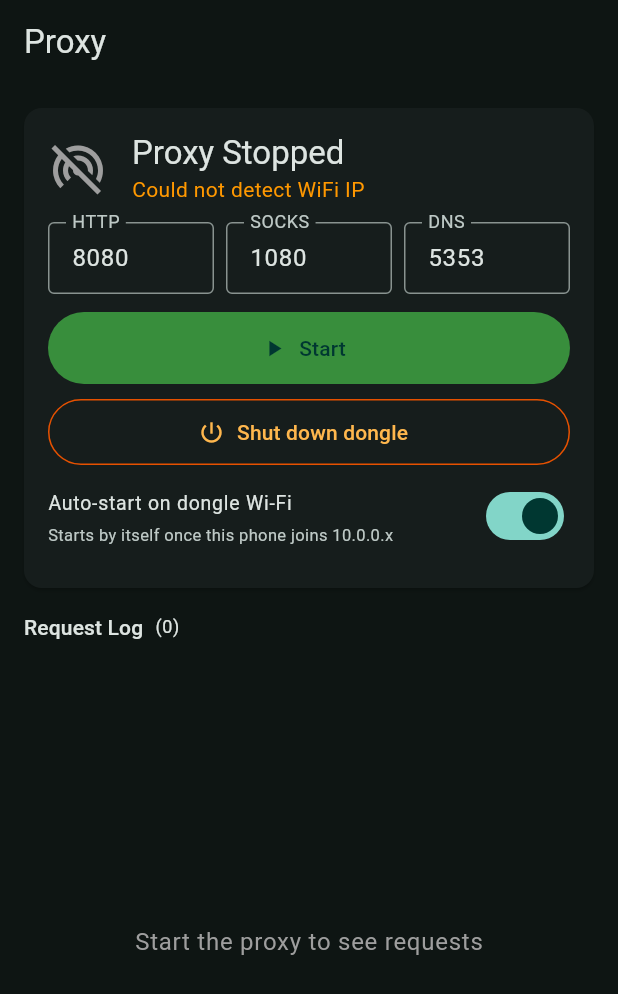
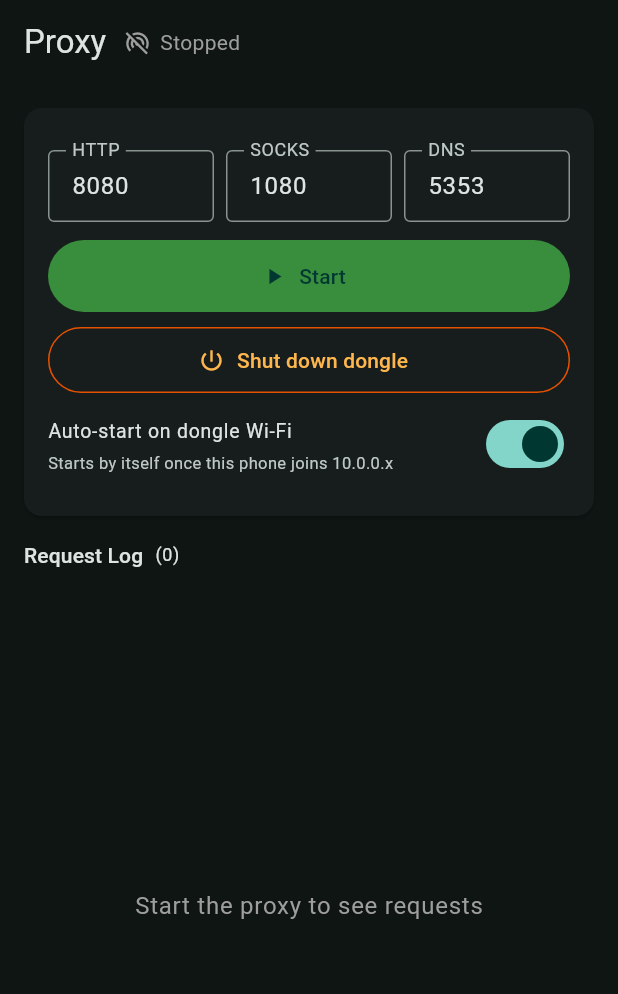
Before and after one commit to PortNumber53/Flutter-Proxy, a Flutter app: the screen it shows after launch, on a phone screen of 412 x 824 dp. Shown: the top 994 px of the screen. Run offline on Flutter 3.47's test engine with Material 3 defaults, Android fonts, the phone set to English and light mode, and no system bars; our stand-ins replace wakelock_plus; missing offline and left inert: flutter_foreground_task.

Commit message:
Move proxy status into the app bar
The 40px icon + headline + IP row cost about 100dp of height, which in landscape
pushed the left panel into scrolling before the buttons were reachable. State is
now a small icon and label in the app bar, showing the listen address when
running. Nothing is lost: the endpoints box below already prints the HTTP, SOCKS
and DNS addresses in full.

Co-Authored-By: Claude Opus 5 (1M context) <noreply@anthropic.com>
Claude-Session: https://claude.ai/code/session_011L1t98Rp8dD4tL7StMJcnt

```diff
--- a/lib/main.dart
+++ b/lib/main.dart
@@ -2,7 +2,6 @@ import 'dart:async';
 import 'dart:io';
 
 import 'package:flutter/material.dart';
-import 'package:flutter/services.dart';
 import 'package:flutter_foreground_task/flutter_foreground_task.dart';
 import 'package:wakelock_plus/wakelock_plus.dart';
 import 'dongle_control.dart';
@@ -475,55 +474,6 @@ class _ProxyHomePageState extends State<ProxyHomePage> {
           padding: const EdgeInsets.all(16),
           child: Column(
             children: [
-              Row(
-                children: [
-                  Icon(
-                    _running ? Icons.wifi_tethering : Icons.wifi_tethering_off,
-                    size: 40,
-                    color: _running ? Colors.greenAccent : Colors.grey,
-                  ),
-                  const SizedBox(width: 16),
-                  Expanded(
-                    child: Column(
-                      crossAxisAlignment: CrossAxisAlignment.start,
-                      children: [
-                        Text(
-                          _running ? 'Proxy Running' : 'Proxy Stopped',
-                          style: theme.textTheme.titleLarge,
-                        ),
-                        if (_localIp != null && _running)
-                          GestureDetector(
-                            onTap: () {
-                              Clipboard.setData(
-                                ClipboardData(text: '$_localIp:$port'),
-                              );
-                              ScaffoldMessenger.of(context).showSnackBar(
-                                const SnackBar(
-                                  content: Text('Copied to clipboard'),
-                                  duration: Duration(seconds: 1),
-                                ),
-                              );
-                            },
-                            child: Text(
-                              '$_localIp:$port',
-                              style: theme.textTheme.headlineMedium?.copyWith(
-                                color: Colors.tealAccent,
-                                fontFamily: 'monospace',
-                              ),
-                            ),
-                          )
-                        else if (_localIp == null)
-                          Text(
-                            'Could not detect WiFi IP',
-                            style: theme.textTheme.bodyMedium?.copyWith(
-                              color: Colors.orange,
-                            ),
-                          ),
-                      ],
-                    ),
-                  ),
-                ],
-              ),
               const SizedBox(height: 12),
               Row(
                 children: [
@@ -791,7 +741,28 @@ class _ProxyHomePageState extends State<ProxyHomePage> {
 
     return Scaffold(
       appBar: AppBar(
-        title: const Text('Proxy'),
+        // Status lives here now: the old 40px icon + headline + IP row cost
+        // ~100dp of height, which in landscape forced the left panel to scroll.
+        // The IP is still shown in full by the endpoints box below.
+        title: Row(
+          children: [
+            const Text('Proxy'),
+            const SizedBox(width: 12),
+            Icon(
+              _running ? Icons.wifi_tethering : Icons.wifi_tethering_off,
+              size: 18,
+              color: _running ? Colors.greenAccent : Colors.grey,
+            ),
+            const SizedBox(width: 6),
+            Text(
+              _running ? (_localIp == null ? 'Running' : '$_localIp:$port') : 'Stopped',
+              style: theme.textTheme.bodyMedium?.copyWith(
+                color: _running ? Colors.tealAccent : Colors.grey,
+                fontFamily: _running && _localIp != null ? 'monospace' : null,
+              ),
+            ),
+          ],
+        ),
         actions: [
           if (_running)
             IconButton(
```
